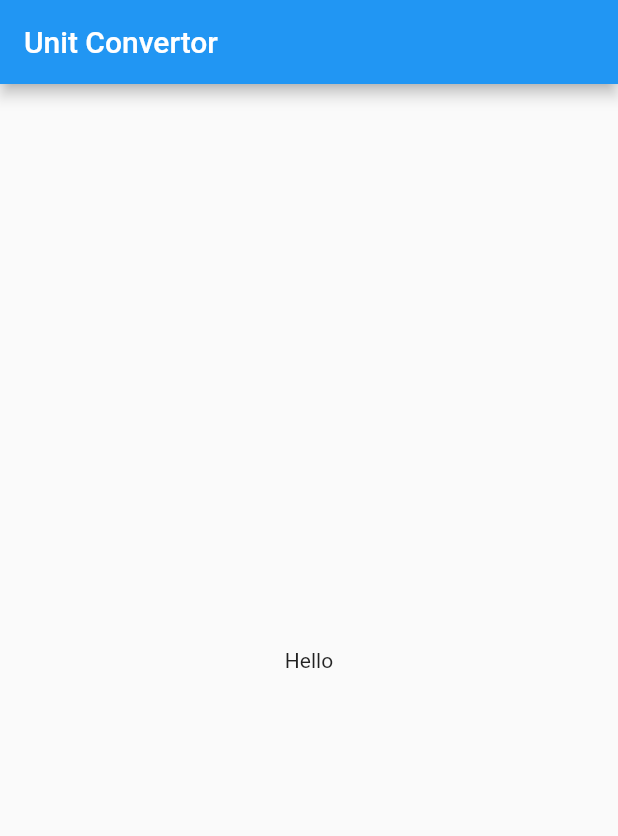
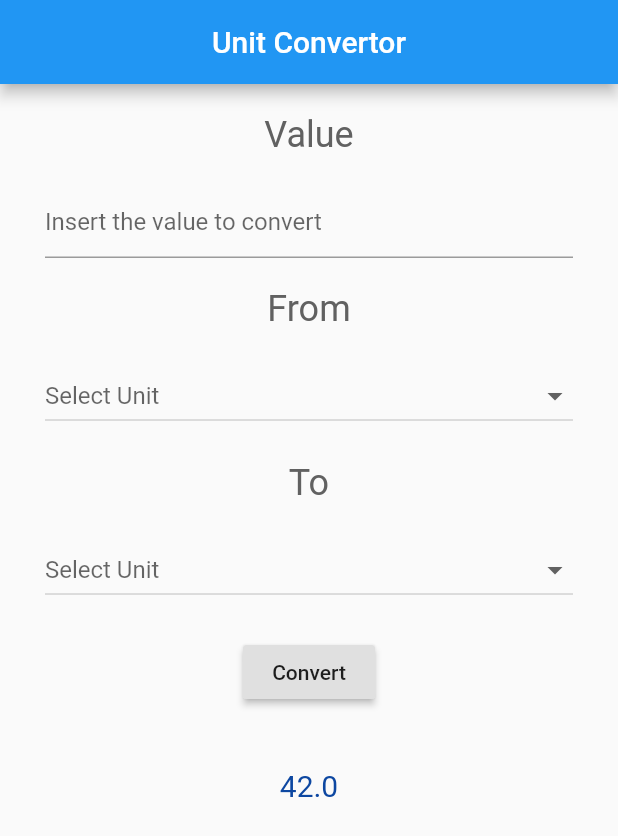
Before and after one commit to Mutembeijoe/flutter-ninja, a Flutter app: the screen it shows after launch, on a phone screen of 412 x 824 dp. Shown: the top 836 px of the screen. Run offline on Flutter 3.47's test engine with Material 2 defaults, Android fonts, the phone set to English and light mode, and no system bars.

Commit message:
adds and styles the layout

```diff
--- a/lib/main.dart
+++ b/lib/main.dart
@@ -8,23 +8,148 @@ class MyApp extends StatelessWidget {
   @override
   Widget build(BuildContext context) {
     return MaterialApp(
-      title: "Unit Convetor",
+      title: 'Unit Convertor',
       home: Home(),
     );
   }
 }
 
-class Home extends StatelessWidget {
+class Home extends StatefulWidget {
+  @override
+  _HomeState createState() => _HomeState();
+}
+
+class _HomeState extends State<Home> {
+  double _valueToConvert;
+  String _initialMeasure;
+  String _finalMeasure;
+  final List<String> _measures = [
+    'meters',
+    'kilometers',
+    'grams',
+    'kilograms',
+    'feet',
+    'miles',
+    'pounds (lbs)',
+    'ounces',
+  ];
   @override
   Widget build(BuildContext context) {
     return Scaffold(
       appBar: AppBar(
         title: Text("Unit Convertor"),
+        centerTitle: true,
       ),
-      body: Container(
-        alignment: Alignment(0, 0),
-        child: Text("Hello"),
+      body: SingleChildScrollView(
+        child: Container(
+          padding: EdgeInsets.symmetric(horizontal: 30.0),
+          child: Column(
+            // mainAxisAlignment: MainAxisAlignment.spaceEvenly,
+            children: <Widget>[
+              SizedBox(
+                height: 20,
+              ),
+              Text(
+                "Value",
+                style: labelStyle,
+              ),
+              SizedBox(
+                height: 20,
+              ),
+              TextField(
+                decoration:
+                    InputDecoration(hintText: "Insert the value to convert"),
+                onChanged: (String val) {
+                  var value = double.tryParse(val);
+                  if (val != null) {
+                    setState(() {
+                      _valueToConvert = value;
+                    });
+                  }
+                },
+              ),
+              SizedBox(
+                height: 20,
+              ),
+              Text('From', style: labelStyle),
+              SizedBox(
+                height: 20,
+              ),
+              DropdownButton(
+                isExpanded: true,
+                hint: Text("Select Unit"),
+                value: _initialMeasure,
+                items: _measures
+                    .map((val) => DropdownMenuItem(
+                          child: Text(
+                            val,
+                            style: inputStyle,
+                          ),
+                          value: val,
+                        ))
+                    .toList(),
+                onChanged: (val) {
+                  setState(() {
+                    _initialMeasure = val;
+                  });
+                },
+              ),
+              SizedBox(
+                height: 20,
+              ),
+              Text('To', style: labelStyle),
+              SizedBox(
+                height: 20,
+              ),
+              DropdownButton(
+                isExpanded: true,
+                hint: Text("Select Unit"),
+                value: _finalMeasure,
+                items: _measures
+                    .map((val) => DropdownMenuItem(
+                          child: Text(
+                            val,
+                            style: inputStyle,
+                          ),
+                          value: val,
+                        ))
+                    .toList(),
+                onChanged: (val) {
+                  setState(() {
+                    _finalMeasure = val;
+                  });
+                },
+              ),
+              SizedBox(
+                height: 20,
+              ),
+              RaisedButton(
+                onPressed: () {},
+                child: Text("Convert"),
+              ),
+              SizedBox(
+                height: 40,
+              ),
+              Text(
+                "42.0",
+                style: inputStyle,
+              ),
+              SizedBox(
+                height: 20,
+              ),
+            ],
+          ),
+        ),
       ),
     );
   }
+
+  TextStyle labelStyle = TextStyle(
+    fontSize: 24,
+    color: Colors.grey[700],
+  );
+  TextStyle inputStyle = TextStyle(
+    fontSize: 20,
+    color: Colors.blue[900],
+  );
 }
```
